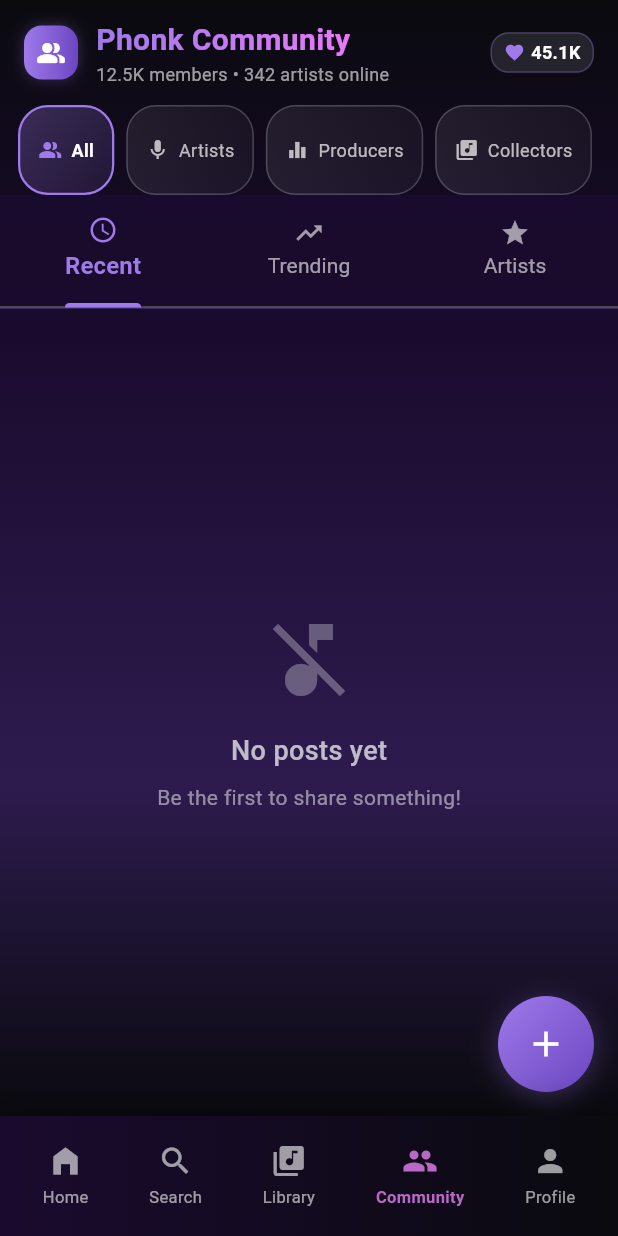
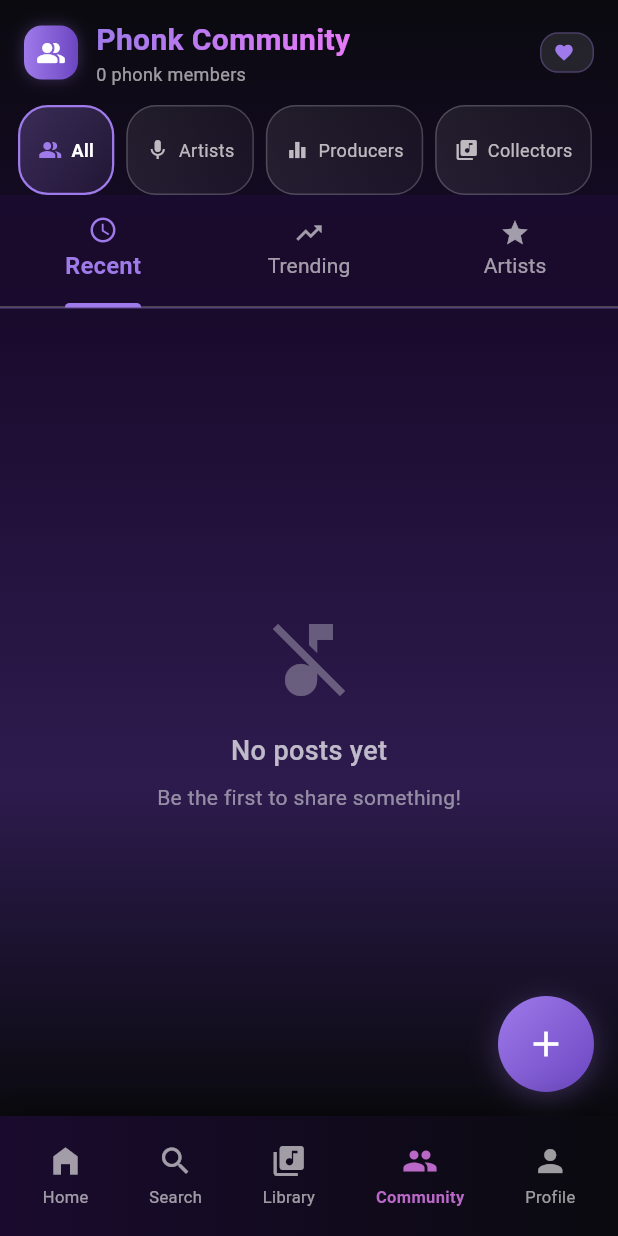
Before and after one commit to fanyicharllson/phonkers, a Flutter app: the screen it shows once a user with an empty profile is signed in, swiped to page 4, on a phone screen of 412 x 824 dp. Run offline on Flutter 3.47's test engine with Material 3 defaults, Android fonts, the phone set to English and light mode, and no system bars; our stand-ins replace audioplayers, cached_network_image, cloud_firestore, connectivity_plus, firebase_auth, firebase_core and 3 more; missing offline and left inert: youtube_explode_dart; accounts and stored records are empty; generated files the repository leaves out were written again.

Commit message:
Add dynamic member count to CommunityHeader using Firestore stream

```diff
--- a/lib/view/widget/community_widget/community_header.dart
+++ b/lib/view/widget/community_widget/community_header.dart
@@ -1,4 +1,5 @@
 import 'package:flutter/material.dart';
+import 'package:cloud_firestore/cloud_firestore.dart';
 
 class CommunityHeader extends StatelessWidget {
   const CommunityHeader({super.key});
@@ -9,6 +10,7 @@ class CommunityHeader extends StatelessWidget {
       padding: const EdgeInsets.symmetric(horizontal: 16, vertical: 12),
       child: Row(
         children: [
+          // Community icon
           Container(
             padding: const EdgeInsets.all(8),
             decoration: BoxDecoration(
@@ -31,6 +33,8 @@ class CommunityHeader extends StatelessWidget {
             ),
           ),
           const SizedBox(width: 12),
+
+          // Title + dynamic member count
           Expanded(
             child: Column(
               crossAxisAlignment: CrossAxisAlignment.start,
@@ -49,13 +53,31 @@ class CommunityHeader extends StatelessWidget {
                     ),
                   ),
                 ),
-                const Text(
-                  '12.5K members • 342 artists online',
-                  style: TextStyle(color: Colors.white60, fontSize: 12),
+
+                // Total members (real-time from Firestore)
+                StreamBuilder<QuerySnapshot>(
+                  stream: FirebaseFirestore.instance
+                      .collection('users')
+                      .snapshots(),
+                  builder: (context, snapshot) {
+                    int totalMembers = 0;
+                    if (snapshot.hasData) {
+                      totalMembers = snapshot.data!.docs.length;
+                    }
+                    return Text(
+                      '$totalMembers phonk members',
+                      style: const TextStyle(
+                        color: Colors.white60,
+                        fontSize: 12,
+                      ),
+                    );
+                  },
                 ),
               ],
             ),
           ),
+
+          // Just keep the favorite icon but static for now (optional)
           Container(
             padding: const EdgeInsets.symmetric(horizontal: 8, vertical: 4),
             decoration: BoxDecoration(
@@ -67,15 +89,11 @@ class CommunityHeader extends StatelessWidget {
             ),
             child: Row(
               mainAxisSize: MainAxisSize.min,
-              children: [
-                Icon(
-                  Icons.favorite,
-                  color: const Color(0xFF9F7AEA),
-                  size: 14,
-                ),
-                const SizedBox(width: 4),
-                const Text(
-                  '45.1K',
+              children: const [
+                Icon(Icons.favorite, color: Color(0xFF9F7AEA), size: 14),
+                SizedBox(width: 4),
+                Text(
+                  '', // left empty for now
                   style: TextStyle(
                     color: Colors.white,
                     fontSize: 12,
```
